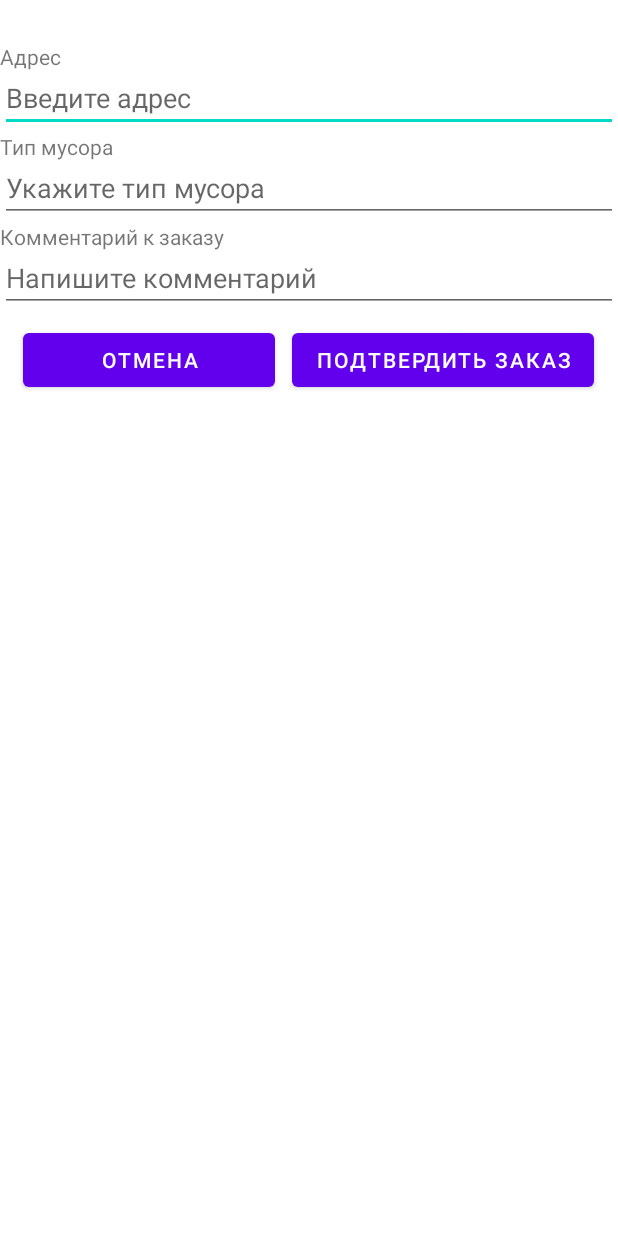
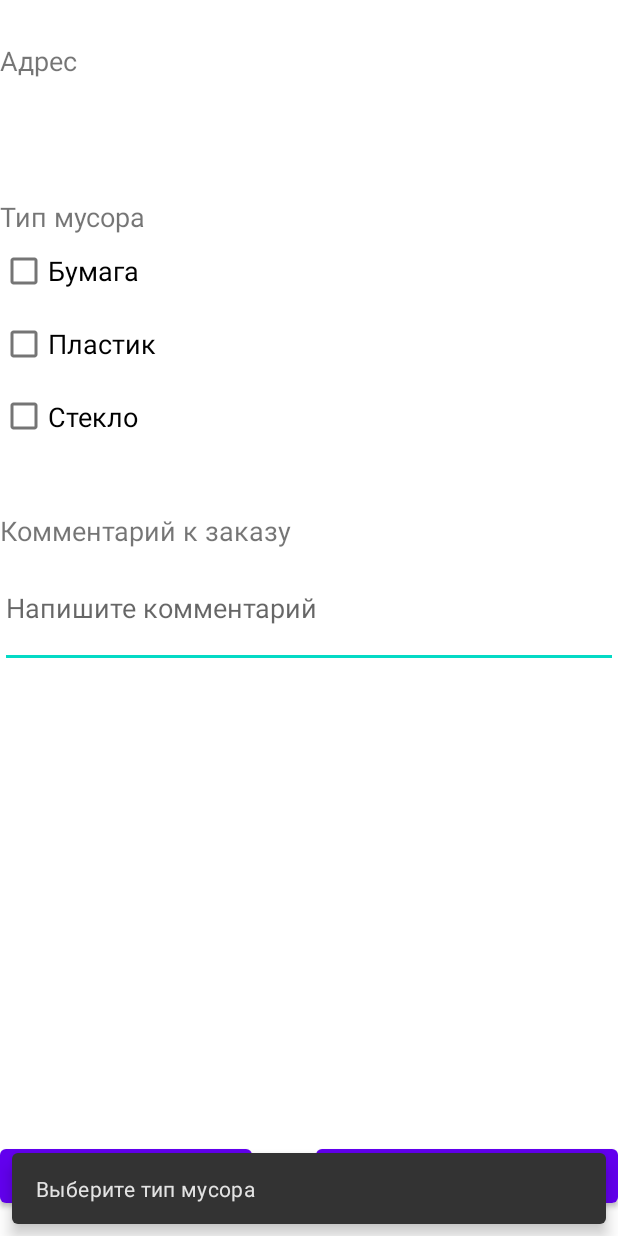
Before and after one commit to ShmerlingMax/Garbage, an Android app: the CreateOrderActivity screen opened directly, with no data from a screen before it, after a tap on "ПОДТВЕРДИТЬ ЗАКАЗ", on a phone screen of 412 x 824 dp. Run offline under Robolectric (Android 15) with nearby library versions, the phone set to English and light mode, and no system bars; our stand-ins replace Firebase (no records; nobody signed in at launch, a user with empty details on screens opened directly).

Commit message:
Some changes in CreateOrderActivity Address now gets from map and unchangable Garbage type now is checkboxes

```diff
--- a/Garbage_Kings/app/src/main/java/com/example/garbagekings/CreateOrderActivity.java
+++ b/Garbage_Kings/app/src/main/java/com/example/garbagekings/CreateOrderActivity.java
@@ -1,9 +1,12 @@
 package com.example.garbagekings;
 
+import android.content.Intent;
 import android.os.Bundle;
 import android.util.Log;
 import android.view.View;
+import android.widget.CheckBox;
 import android.widget.EditText;
+import android.widget.TextView;
 
 import androidx.annotation.NonNull;
 import androidx.appcompat.app.AppCompatActivity;
@@ -11,6 +14,7 @@ import androidx.appcompat.app.AppCompatActivity;
 import com.example.garbagekings.Modules.Order;
 import com.google.android.gms.tasks.OnFailureListener;
 import com.google.android.gms.tasks.OnSuccessListener;
+import com.google.android.material.snackbar.Snackbar;
 import com.google.firebase.auth.FirebaseAuth;
 import com.google.firebase.firestore.DocumentReference;
 import com.google.firebase.firestore.FirebaseFirestore;
@@ -19,24 +23,63 @@ public class CreateOrderActivity extends AppCompatActivity {
 
     FirebaseFirestore db = FirebaseFirestore.getInstance();
 
+    TextView addressText;
+    CheckBox paperBox;
+    CheckBox plasticBox;
+    CheckBox glassBox;
+    EditText commentText;
+
+
     @Override
     protected void onCreate(Bundle savedInstanceState) {
         super.onCreate(savedInstanceState);
         setContentView(R.layout.activity_create_order);
+
+        Bundle args = getIntent().getExtras();
+
+        if (args != null) {
+            String address = args.get("address").toString();
+            addressText = findViewById(R.id.address);
+            addressText.setText(address);
+        }
     }
 
     public void saveOrder(View view) {
-        EditText addressText = findViewById(R.id.address);
-        EditText garbageTypeText = findViewById(R.id.garbageType);
-        EditText commentText = findViewById(R.id.comment);
+        addressText = findViewById(R.id.address);
+        paperBox = findViewById(R.id.checkBoxPaper);
+        plasticBox = findViewById(R.id.checkBoxPlastic);
+        glassBox = findViewById(R.id.checkBoxGlass);
+        commentText = findViewById(R.id.comment);
 
         String address = addressText.getText().toString();
-        String garbageType = garbageTypeText.getText().toString();
+        String garbageType = "";
+
+        if (paperBox.isChecked()) {
+            paperBox.setChecked(true);
+            garbageType += paperBox.getText() + " ";
+        }
+
+        if (plasticBox.isChecked()) {
+            plasticBox.setChecked(true);
+            garbageType += plasticBox.getText() + " ";
+        }
+
+        if (glassBox.isChecked()) {
+            glassBox.setChecked(true);
+            garbageType += glassBox.getText() + " ";
+        }
+
         String comment = commentText.getText().toString();
 
         Order order = new Order(address, garbageType, comment);
         String id = FirebaseAuth.getInstance().getUid();
 
+        if (!paperBox.isChecked() && !glassBox.isChecked() && !plasticBox.isChecked()) {
+            Snackbar.make(view, "Выберите тип мусора", Snackbar.LENGTH_SHORT).show();
+            return;
+        }
+
+        if (id != null) {
             db.collection("users").document(id).collection("orders")
                     .add(order)
                     .addOnSuccessListener(new OnSuccessListener<DocumentReference>() {
@@ -53,8 +96,13 @@ public class CreateOrderActivity extends AppCompatActivity {
                     });
         }
 
+        //Изменить на список заказов
+        startActivity(new Intent(com.example.garbagekings.CreateOrderActivity.this, com.example.garbagekings.MenuActivity.class));
+        onBackPressed();
+    }
+
     public void cancel(View view) {
-        //startActivity(new Intent(com.example.garbagekings.CreateOrderActivity.this, com.example.garbagekings.SettingsActivity.class));
-        //onBackPressed();
+        startActivity(new Intent(com.example.garbagekings.CreateOrderActivity.this, com.example.garbagekings.MenuActivity.class));
+        onBackPressed();
     }
 }
--- a/Garbage_Kings/app/src/main/res/layout/activity_create_order.xml
+++ b/Garbage_Kings/app/src/main/res/layout/activity_create_order.xml
@@ -4,26 +4,30 @@
     xmlns:tools="http://schemas.android.com/tools"
     android:layout_width="match_parent"
     android:layout_height="match_parent"
+    android:animationCache="true"
+    android:clickable="true"
     tools:context=".CreateOrderActivity">
 
     <TextView
         android:id="@+id/addressLabel"
         android:layout_width="0dp"
-        android:layout_height="20dp"
+        android:layout_height="wrap_content"
         android:layout_marginTop="28dp"
         android:text="@string/address_label"
+        android:textSize="18sp"
         app:layout_constraintHorizontal_bias="0.0"
         app:layout_constraintLeft_toLeftOf="parent"
         app:layout_constraintRight_toRightOf="parent"
         app:layout_constraintTop_toTopOf="parent" />
 
-    <EditText
+    <TextView
         android:id="@+id/address"
         android:layout_width="0dp"
-        android:layout_height="40dp"
-        android:layout_marginTop="20dp"
-        android:hint="@string/enter_address"
-        app:layout_constraintHorizontal_bias="1.0"
+        android:layout_height="wrap_content"
+        android:layout_marginTop="24dp"
+
+        android:textSize="18sp"
+        app:layout_constraintHorizontal_bias="0.0"
         app:layout_constraintLeft_toLeftOf="parent"
         app:layout_constraintRight_toRightOf="parent"
         app:layout_constraintTop_toTopOf="@id/addressLabel" />
@@ -31,41 +35,32 @@
     <TextView
         android:id="@+id/garbageTypeLabel"
         android:layout_width="0dp"
-        android:layout_height="20dp"
-        android:layout_marginTop="40dp"
+        android:layout_height="wrap_content"
+        android:layout_marginTop="80dp"
         android:text="@string/garbage_type_label"
+        android:textSize="18sp"
         app:layout_constraintHorizontal_bias="0.0"
         app:layout_constraintLeft_toLeftOf="parent"
         app:layout_constraintRight_toRightOf="parent"
         app:layout_constraintTop_toTopOf="@id/address" />
 
-    <EditText
-        android:id="@+id/garbageType"
+    <TextView
+        android:id="@+id/commentLabel"
         android:layout_width="0dp"
-        android:layout_height="40dp"
-        android:layout_marginTop="20dp"
-        android:hint="@string/enter_garbage_type"
+        android:layout_height="wrap_content"
+        android:layout_marginTop="40dp"
+        android:text="@string/comment_label"
+        android:textSize="18sp"
         app:layout_constraintHorizontal_bias="0.0"
         app:layout_constraintLeft_toLeftOf="parent"
         app:layout_constraintRight_toRightOf="parent"
-        app:layout_constraintTop_toTopOf="@id/garbageTypeLabel" />
-
-    <TextView
-        android:id="@+id/commentLabel"
-        android:layout_width="0dp"
-        android:layout_height="20dp"
-        android:layout_marginTop="40dp"
-        android:text="@string/comment_label"
-        app:layout_constraintHorizontal_bias="0.0"
-        app:layout_constraintLeft_toLeftOf="parent"
-        app:layout_constraintRight_toRightOf="parent"
-        app:layout_constraintTop_toTopOf="@id/garbageType" />
+        app:layout_constraintTop_toBottomOf="@+id/checkBoxGlass" />
 
     <EditText
         android:id="@+id/comment"
         android:layout_width="0dp"
-        android:layout_height="40dp"
-        android:layout_marginTop="20dp"
+        android:layout_height="80dp"
+        android:layout_marginTop="24dp"
         android:hint="@string/enter_comment"
         app:layout_constraintHorizontal_bias="0.0"
         app:layout_constraintLeft_toLeftOf="parent"
@@ -76,22 +71,49 @@
         android:id="@+id/btnConfirmOrder"
         android:layout_width="wrap_content"
         android:layout_height="wrap_content"
-        android:layout_marginTop="48dp"
-        android:layout_marginRight="16dp"
+        android:layout_marginBottom="16dp"
         android:onClick="saveOrder"
         android:text="@string/confirm_order"
-        app:layout_constraintRight_toRightOf="parent"
-        app:layout_constraintTop_toTopOf="@id/comment" />
+        app:layout_constraintBottom_toBottomOf="parent"
+        app:layout_constraintEnd_toEndOf="parent"
+        app:layout_constraintRight_toRightOf="parent" />
 
     <Button
         android:id="@+id/button"
         android:layout_width="168dp"
         android:layout_height="48dp"
-        android:layout_marginTop="8dp"
+        android:layout_marginBottom="16dp"
         android:onClick="cancel"
         android:text="ОТМЕНА"
+        app:layout_constraintBottom_toBottomOf="parent"
         app:layout_constraintEnd_toStartOf="@+id/btnConfirmOrder"
-        app:layout_constraintHorizontal_bias="0.571"
+        app:layout_constraintHorizontal_bias="0.0"
+        app:layout_constraintStart_toStartOf="parent" />
+
+    <CheckBox
+        android:id="@+id/checkBoxPaper"
+        android:layout_width="131dp"
+        android:layout_height="48dp"
+        android:text="@string/paper"
+        android:textSize="18sp"
         app:layout_constraintStart_toStartOf="parent"
-        app:layout_constraintTop_toBottomOf="@+id/comment" />
+        app:layout_constraintTop_toBottomOf="@+id/garbageTypeLabel" />
+
+    <CheckBox
+        android:id="@+id/checkBoxGlass"
+        android:layout_width="131dp"
+        android:layout_height="47dp"
+        android:text="@string/glass"
+        android:textSize="18sp"
+        app:layout_constraintStart_toStartOf="parent"
+        app:layout_constraintTop_toBottomOf="@+id/checkBoxPlastic" />
+
+    <CheckBox
+        android:id="@+id/checkBoxPlastic"
+        android:layout_width="131dp"
+        android:layout_height="49dp"
+        android:text="@string/plastic"
+        android:textSize="18sp"
+        app:layout_constraintStart_toStartOf="parent"
+        app:layout_constraintTop_toBottomOf="@+id/checkBoxPaper" />
 </androidx.constraintlayout.widget.ConstraintLayout>
--- a/Garbage_Kings/app/src/main/res/values/strings.xml
+++ b/Garbage_Kings/app/src/main/res/values/strings.xml
@@ -71,5 +71,8 @@
     <string name="android_theme_mode">По умолчанию</string>
     <string name="search">поиск</string>
     <string name="order">Заказать</string>
+    <string name="paper">Бумага</string>
+    <string name="glass">Стекло</string>
+    <string name="plastic">Пластик</string>
 
 </resources>
```
Lines whose indentation alone changed are shown as unchanged.
